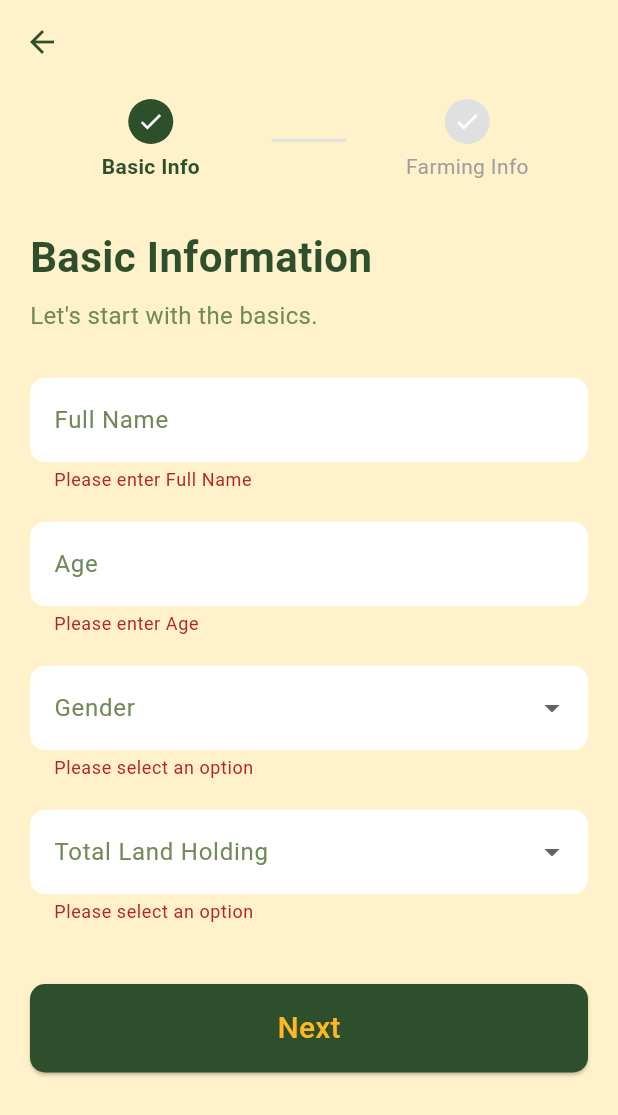
After one commit to divyanshkul/Krishi-Saarthi, a Flutter app: the screen it shows after launch, after a tap on "Register Now", after a tap on "Next", on a phone screen of 412 x 824 dp. The commit adds this screen. Shown: the top 1115 px of the screen. Run offline on Flutter 3.47's test engine with Material 3 defaults, Android fonts, the phone set to English and light mode, and no system bars; our stand-ins replace dio, flutter_dotenv, image_picker, lottie, permission_handler, shared_preferences and 1 more; missing offline and left inert: record.

Commit message:
User Profiling Added

```diff
--- /dev/null
+++ b/mobile/lib/screens/registration_screen.dart
@@ -0,0 +1,329 @@
+import 'package:flutter/material.dart';
+import 'home_screen.dart';
+
+class RegistrationScreen extends StatefulWidget {
+  const RegistrationScreen({super.key});
+
+  @override
+  State<RegistrationScreen> createState() => _RegistrationScreenState();
+}
+
+class _RegistrationScreenState extends State<RegistrationScreen> {
+  final PageController _pageController = PageController();
+  int _currentPage = 0;
+
+  final _formKey = GlobalKey<FormState>();
+
+  // Page 1 Controllers
+  final TextEditingController _nameController = TextEditingController();
+  final TextEditingController _ageController = TextEditingController();
+  String? _gender;
+  String? _landHolding;
+
+  // Page 2 Controllers
+  String? _crop;
+  String? _caste;
+  String? _income;
+
+  @override
+  Widget build(BuildContext context) {
+    return Scaffold(
+      backgroundColor: const Color(0xFFFFF1CA),
+      appBar: AppBar(
+        backgroundColor: Colors.transparent,
+        elevation: 0,
+        leading: IconButton(
+          icon: const Icon(Icons.arrow_back, color: Color(0xFF2D4F2B)),
+          onPressed: () {
+            if (_currentPage == 0) {
+              Navigator.of(context).pop();
+            } else {
+              _pageController.previousPage(
+                duration: const Duration(milliseconds: 300),
+                curve: Curves.easeInOut,
+              );
+            }
+          },
+        ),
+      ),
+      body: Form(
+        key: _formKey,
+        child: Column(
+          children: [
+            Padding(
+              padding: const EdgeInsets.symmetric(
+                horizontal: 20.0,
+                vertical: 10.0,
+              ),
+              child: RegistrationProgressBar(currentPage: _currentPage),
+            ),
+            Expanded(
+              child: PageView(
+                controller: _pageController,
+                onPageChanged: (int page) {
+                  setState(() {
+                    _currentPage = page;
+                  });
+                },
+                children: [_buildPage1(), _buildPage2()],
+              ),
+            ),
+          ],
+        ),
+      ),
+    );
+  }
+
+  Widget _buildPage1() {
+    return SingleChildScrollView(
+      padding: const EdgeInsets.all(20.0),
+      child: Column(
+        crossAxisAlignment: CrossAxisAlignment.start,
+        children: [
+          Text(
+            'Basic Information',
+            style: TextStyle(
+              fontSize: 28,
+              fontWeight: FontWeight.bold,
+              color: Color(0xFF2D4F2B),
+            ),
+          ),
+          const SizedBox(height: 8),
+          Text(
+            'Let\'s start with the basics.',
+            style: TextStyle(fontSize: 16, color: Color(0xFF708A58)),
+          ),
+          const SizedBox(height: 30),
+          _buildTextField(_nameController, 'Full Name'),
+          const SizedBox(height: 20),
+          _buildTextField(
+            _ageController,
+            'Age',
+            keyboardType: TextInputType.number,
+          ),
+          const SizedBox(height: 20),
+          _buildDropdown(
+            ['Male', 'Female', 'Other'],
+            'Gender',
+            (value) => _gender = value,
+          ),
+          const SizedBox(height: 20),
+          _buildDropdown(
+            ['Less than 2 ha', '2–5 ha', 'More than 5 ha'],
+            'Total Land Holding',
+            (value) => _landHolding = value,
+          ),
+          const SizedBox(height: 40),
+          _buildNextButton(),
+        ],
+      ),
+    );
+  }
+
+  Widget _buildPage2() {
+    return SingleChildScrollView(
+      padding: const EdgeInsets.all(20.0),
+      child: Column(
+        crossAxisAlignment: CrossAxisAlignment.start,
+        children: [
+          Text(
+            'Farming & Socio-Economic Info',
+            style: TextStyle(
+              fontSize: 24,
+              fontWeight: FontWeight.bold,
+              color: Color(0xFF2D4F2B),
+            ),
+          ),
+          const SizedBox(height: 8),
+          Text(
+            'Help us understand you better.',
+            style: TextStyle(fontSize: 16, color: Color(0xFF708A58)),
+          ),
+          const SizedBox(height: 30),
+          _buildDropdown(
+            ['Rice', 'Wheat', 'Maize', 'Sugarcane', 'Cotton'],
+            'Which crops do you usually grow?',
+            (value) => _crop = value,
+          ),
+          const SizedBox(height: 20),
+          _buildDropdown(
+            ['General', 'OBC', 'SC', 'ST'],
+            'Caste Category',
+            (value) => _caste = value,
+          ),
+          const SizedBox(height: 20),
+          _buildDropdown(
+            ['< ₹1,00,000', '₹1,00,000 - ₹5,00,000', '> ₹5,00,000'],
+            'Annual Family Income',
+            (value) => _income = value,
+          ),
+          const SizedBox(height: 40),
+          _buildSubmitButton(),
+        ],
+      ),
+    );
+  }
+
+  Widget _buildTextField(
+    TextEditingController controller,
+    String label, {
+    TextInputType keyboardType = TextInputType.text,
+  }) {
+    return TextFormField(
+      controller: controller,
+      keyboardType: keyboardType,
+      decoration: InputDecoration(
+        labelText: label,
+        labelStyle: TextStyle(color: Color(0xFF708A58)),
+        filled: true,
+        fillColor: Colors.white,
+        border: OutlineInputBorder(
+          borderRadius: BorderRadius.circular(10),
+          borderSide: BorderSide.none,
+        ),
+      ),
+      validator: (value) {
+        if (value == null || value.isEmpty) {
+          return 'Please enter $label';
+        }
+        return null;
+      },
+    );
+  }
+
+  Widget _buildDropdown(
+    List<String> items,
+    String hint,
+    Function(String?) onSave,
+  ) {
+    return DropdownButtonFormField<String>(
+      decoration: InputDecoration(
+        labelText: hint,
+        labelStyle: TextStyle(color: Color(0xFF708A58)),
+        filled: true,
+        fillColor: Colors.white,
+        border: OutlineInputBorder(
+          borderRadius: BorderRadius.circular(10),
+          borderSide: BorderSide.none,
+        ),
+      ),
+      items: items.map((String value) {
+        return DropdownMenuItem<String>(value: value, child: Text(value));
+      }).toList(),
+      onChanged: (newValue) {},
+      onSaved: onSave,
+      validator: (value) {
+        if (value == null) {
+          return 'Please select an option';
+        }
+        return null;
+      },
+    );
+  }
+
+  Widget _buildNextButton() {
+    return SizedBox(
+      width: double.infinity,
+      child: ElevatedButton(
+        style: ElevatedButton.styleFrom(
+          backgroundColor: const Color(0xFF2D4F2B),
+          padding: const EdgeInsets.symmetric(vertical: 15),
+          shape: RoundedRectangleBorder(
+            borderRadius: BorderRadius.circular(10),
+          ),
+        ),
+        onPressed: () {
+          if (_formKey.currentState!.validate()) {
+            _formKey.currentState!.save();
+            _pageController.nextPage(
+              duration: const Duration(milliseconds: 300),
+              curve: Curves.easeInOut,
+            );
+          }
+        },
+        child: const Text(
+          'Next',
+          style: TextStyle(fontSize: 20, color: Color(0xFFFFB823)),
+        ),
+      ),
+    );
+  }
+
+  Widget _buildSubmitButton() {
+    return SizedBox(
+      width: double.infinity,
+      child: ElevatedButton(
+        style: ElevatedButton.styleFrom(
+          backgroundColor: const Color(0xFF2D4F2B),
+          padding: const EdgeInsets.symmetric(vertical: 15),
+          shape: RoundedRectangleBorder(
+            borderRadius: BorderRadius.circular(10),
+          ),
+        ),
+        onPressed: () {
+          if (_formKey.currentState!.validate()) {
+            _formKey.currentState!.save();
+            ScaffoldMessenger.of(context).showSnackBar(
+              const SnackBar(content: Text('User Registered Successfully!')),
+            );
+            Navigator.pushAndRemoveUntil(
+              context,
+              MaterialPageRoute(builder: (context) => const HomeScreen()),
+              (Route<dynamic> route) => false,
+            );
+          }
+        },
+        child: const Text(
+          'Submit',
+          style: TextStyle(fontSize: 20, color: Color(0xFFFFB823)),
+        ),
+      ),
+    );
+  }
+}
+
+class RegistrationProgressBar extends StatelessWidget {
+  final int currentPage;
+
+  const RegistrationProgressBar({super.key, required this.currentPage});
+
+  @override
+  Widget build(BuildContext context) {
+    return Row(
+      children: [
+        Expanded(child: _buildStep(0, 'Basic Info')),
+        Container(
+          width: 50,
+          height: 2,
+          color: currentPage == 1
+              ? const Color(0xFF2D4F2B)
+              : Colors.grey.shade300,
+        ),
+        Expanded(child: _buildStep(1, 'Farming Info')),
+      ],
+    );
+  }
+
+  Widget _buildStep(int index, String title) {
+    final bool isActive = currentPage >= index;
+    return Column(
+      children: [
+        CircleAvatar(
+          radius: 15,
+          backgroundColor: isActive
+              ? const Color(0xFF2D4F2B)
+              : Colors.grey.shade300,
+          child: Icon(Icons.check, color: Colors.white, size: 18),
+        ),
+        const SizedBox(height: 5),
+        Text(
+          title,
+          style: TextStyle(
+            color: isActive ? const Color(0xFF2D4F2B) : Colors.grey.shade500,
+            fontWeight: isActive ? FontWeight.bold : FontWeight.normal,
+          ),
+        ),
+      ],
+    );
+  }
+}
--- a/mobile/lib/screens/splash_screen.dart
+++ b/mobile/lib/screens/splash_screen.dart
@@ -1,6 +1,6 @@
 import 'package:flutter/material.dart';
 import 'package:lottie/lottie.dart';
-import 'home_screen.dart';
+import 'registration_screen.dart';
 
 class SplashScreen extends StatefulWidget {
   const SplashScreen({super.key});
@@ -120,11 +120,13 @@ class _SplashScreenState extends State<SplashScreen>
                 onPressed: () {
                   Navigator.pushReplacement(
                     context,
-                    MaterialPageRoute(builder: (context) => const HomeScreen()),
+                    MaterialPageRoute(
+                      builder: (context) => const RegistrationScreen(),
+                    ),
                   );
                 },
                 child: const Text(
-                  'Get Started',
+                  'Register Now',
                   style: TextStyle(fontSize: 20, color: Color(0xFFFFB823)),
                 ),
               ),
```
